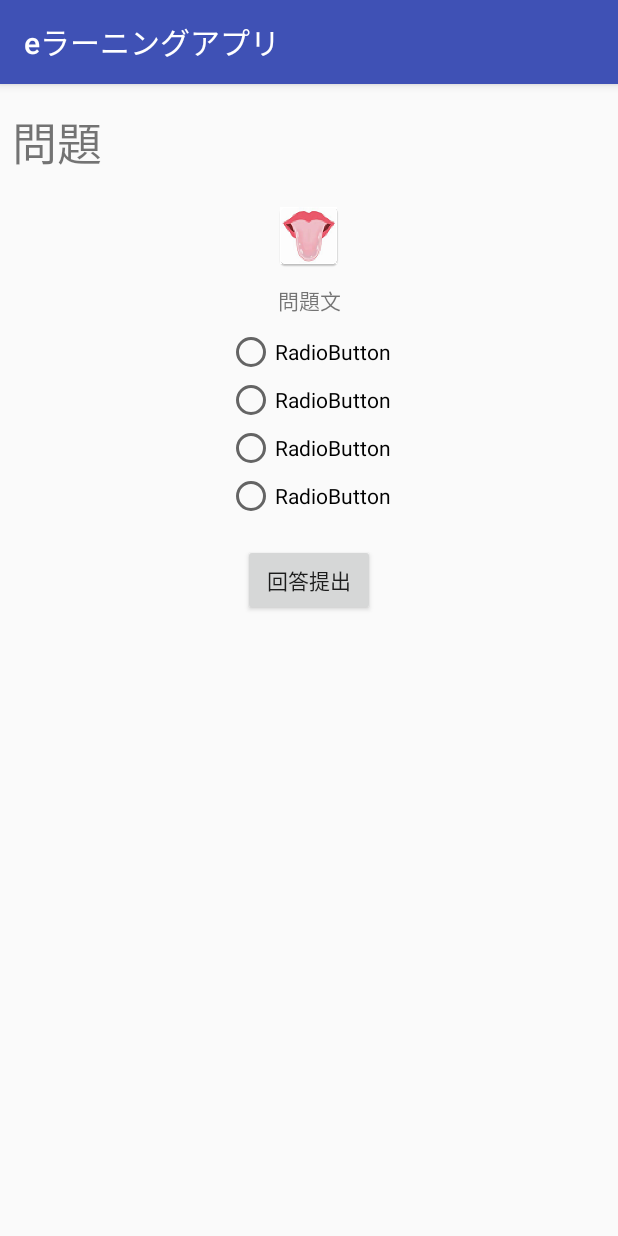
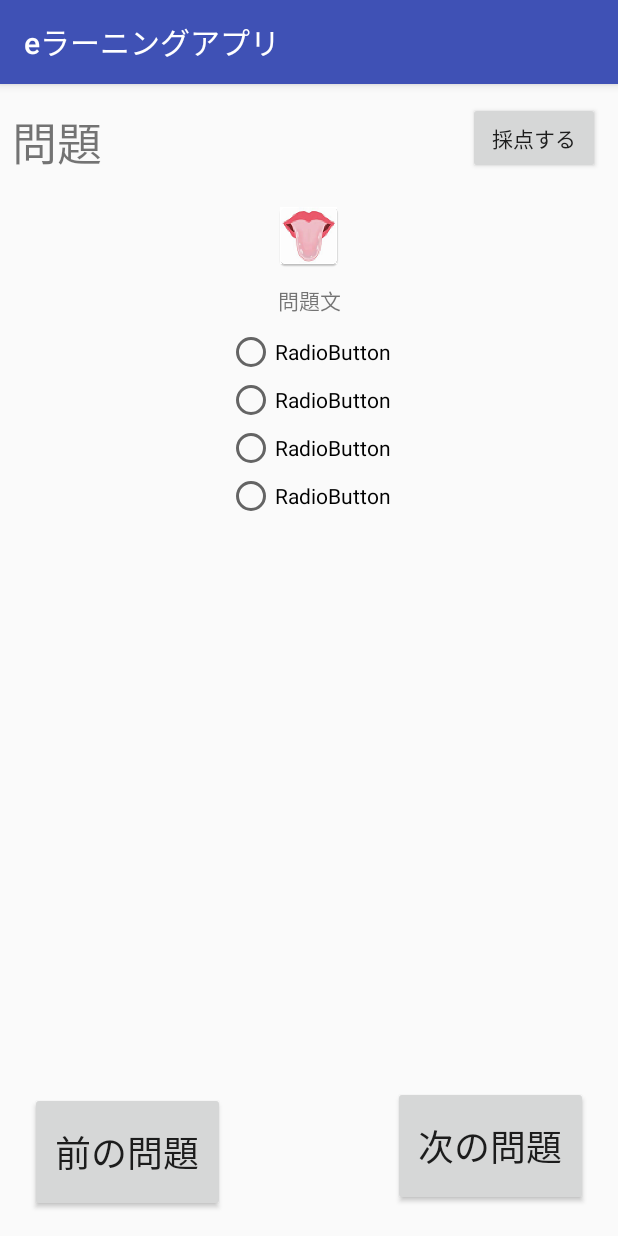
Before and after one commit to 14-2505-004-1/MyApplication, an Android app: the testmode screen opened directly, with no data from a screen before it, on a phone screen of 412 x 824 dp. Run offline under Robolectric (Android 15) with nearby library versions, the phone set to English and light mode, and no system bars.

```diff
--- a/app/src/main/java/npaka/net/myapplication/testmode.java
+++ b/app/src/main/java/npaka/net/myapplication/testmode.java
@@ -4,7 +4,6 @@ import android.content.Intent;
 import android.os.Bundle;
 import android.support.v7.app.AppCompatActivity;
 import android.view.View;
-import android.widget.TextView;
 
 public class testmode extends AppCompatActivity {
 
@@ -16,9 +15,9 @@ public class testmode extends AppCompatActivity {
         super.onCreate(savedInstanceState);
         setContentView(R.layout.activity_testmode);
 
-        TextView countlabel = (TextView)findViewById(R.id.number);
+       /* TextView countlabel = (TextView)findViewById(R.id.number);
         count++;
-        countlabel.setText(String.valueOf(count));
+        countlabel.setText(String.valueOf(count));*/
     }
 
     public void onrNextButtonTapped(View view){
--- a/app/src/main/res/layout/activity_before_test.xml
+++ b/app/src/main/res/layout/activity_before_test.xml
@@ -7,7 +7,7 @@
     tools:context="npaka.net.myapplication.info">
 
     <Button
-        android:id="@+id/Start"
+        android:id="@+id/start"
         android:layout_width="210dp"
         android:layout_height="132dp"
         android:layout_marginBottom="6dp"
--- a/app/src/main/res/layout/activity_testmode.xml
+++ b/app/src/main/res/layout/activity_testmode.xml
@@ -10,12 +10,15 @@
         android:id="@+id/button3"
         android:layout_width="wrap_content"
         android:layout_height="wrap_content"
-        android:layout_marginTop="16dp"
+        android:layout_marginLeft="280dp"
+        android:layout_marginRight="12dp"
+        android:layout_marginTop="12dp"
         android:onClick="onresultButtonTapped"
-        android:text="回答提出"
+        android:text="採点する"
         app:layout_constraintLeft_toLeftOf="parent"
         app:layout_constraintRight_toRightOf="parent"
-        app:layout_constraintTop_toBottomOf="@+id/radioGroup" />
+        app:layout_constraintTop_toTopOf="parent"
+        app:layout_constraintHorizontal_bias="1.0" />
 
     <TextView
         android:id="@+id/textView3"
@@ -89,4 +92,26 @@
             android:layout_weight="1"
             android:text="RadioButton" />
     </RadioGroup>
+
+    <Button
+        android:id="@+id/button2"
+        android:layout_width="130dp"
+        android:layout_height="80dp"
+        android:layout_marginBottom="20dp"
+        android:layout_marginRight="20dp"
+        android:text="次の問題"
+        android:textSize="24sp"
+        app:layout_constraintBottom_toBottomOf="parent"
+        app:layout_constraintRight_toRightOf="parent" />
+
+    <Button
+        android:id="@+id/button4"
+        android:layout_width="130dp"
+        android:layout_height="80dp"
+        android:layout_marginBottom="16dp"
+        android:layout_marginLeft="20dp"
+        android:text="前の問題"
+        android:textSize="24sp"
+        app:layout_constraintBottom_toBottomOf="parent"
+        app:layout_constraintLeft_toLeftOf="parent" />
 </android.support.constraint.ConstraintLayout>
--- a/gradle.properties
+++ b/gradle.properties
@@ -12,11 +12,11 @@
 # This option should only be used with decoupled projects. More details, visit
 # http://www.gradle.org/docs/current/userguide/multi_project_builds.html#sec:decoupled_projects
 # org.gradle.parallel=true
-#Fri Sep 22 16:13:51 JST 2017
+#Fri Sep 22 16:52:12 JST 2017
 systemProp.https.nonProxyHosts=localhost,127.0.0.1
+systemProp.https.proxyPort=8080
 systemProp.http.proxyHost=proxy.cc.yamaguchi-u.ac.jp
-systemProp.https.proxyPort=8080
-systemProp.http.nonProxyHosts=localhost,127.0.01
+systemProp.http.nonProxyHosts=localhost,127.0.0.1
 org.gradle.jvmargs=-Xmx1536m
 systemProp.https.proxyHost=proxy.cc.yamaguchi-u.ac.jp
 systemProp.http.proxyPort=8080
```
Also changed, not shown: app/src/main/AndroidManifest.xml (+5 -2 lines), app/src/main/java/npaka/net/myapplication/MainActivity.java (+2 -11 lines), app/src/main/java/npaka/net/myapplication/help.java (+18 -1 lines), app/src/main/java/npaka/net/myapplication/help_kanpo.java (added, +13 -0 lines), app/src/main/java/npaka/net/myapplication/help_use.java (added, +13 -0 lines), app/src/main/java/npaka/net/myapplication/help_zetsu.java (added, +13 -0 lines), app/src/main/java/npaka/net/myapplication/info.java (deleted, +0 -22 lines), app/src/main/res/layout/activity_help.xml (+37 -22 lines), app/src/main/res/layout/activity_help_kanpo.xml (added, +20 -0 lines), app/src/main/res/layout/activity_help_use.xml (added, +19 -0 lines), app/src/main/res/layout/activity_help_zetsu.xml (added, +19 -0 lines), app/src/main/res/layout/activity_info.xml (deleted, +0 -32 lines), app/src/main/res/layout/activity_main.xml (+10 -16 lines).
